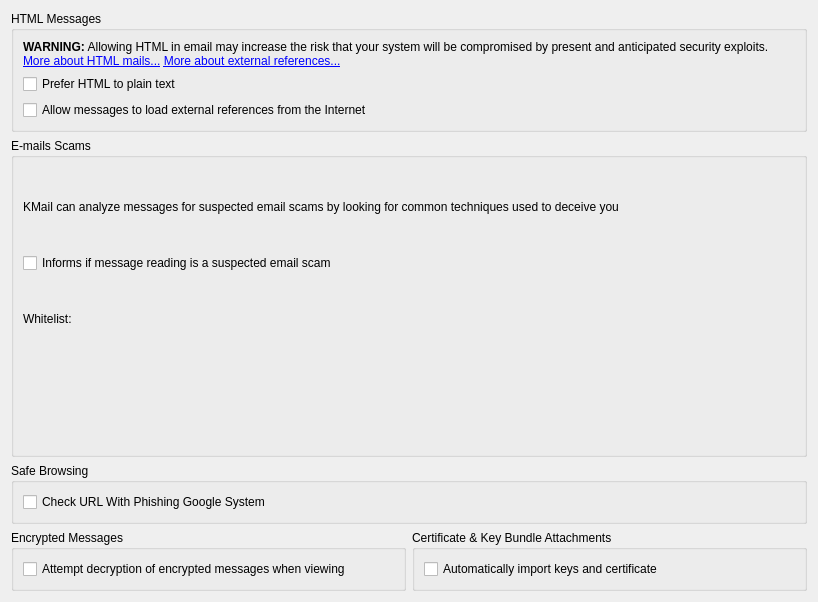
Above: src/ui/securitypagegeneraltab.ui from KDE/kmail before the change. Below: the same form after it.
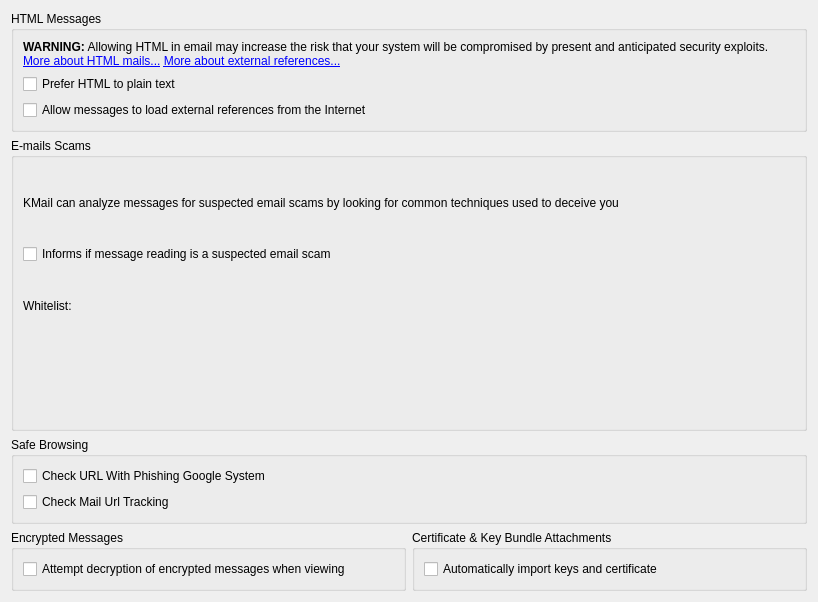
That is the form after the change. Custom widgets are drawn as their Qt base class.

Commit message: Fix Bug 397464 - sidekickopen24.com in email causes MailTrackerBlackList to not display email content

Diff of the .ui file:
```diff
--- a/src/ui/securitypagegeneraltab.ui
+++ b/src/ui/securitypagegeneraltab.ui
@@ -161,6 +161,13 @@
         </property>
        </widget>
       </item>
+      <item>
+       <widget class="QCheckBox" name="mCheckMailUrlTracking">
+        <property name="text">
+         <string>Check Mail Url Tracking</string>
+        </property>
+       </widget>
+      </item>
      </layout>
     </widget>
    </item>
```
Left out of the diff: 2 changed lines with no effect on the pictures. The commit also changes 3 other files.
